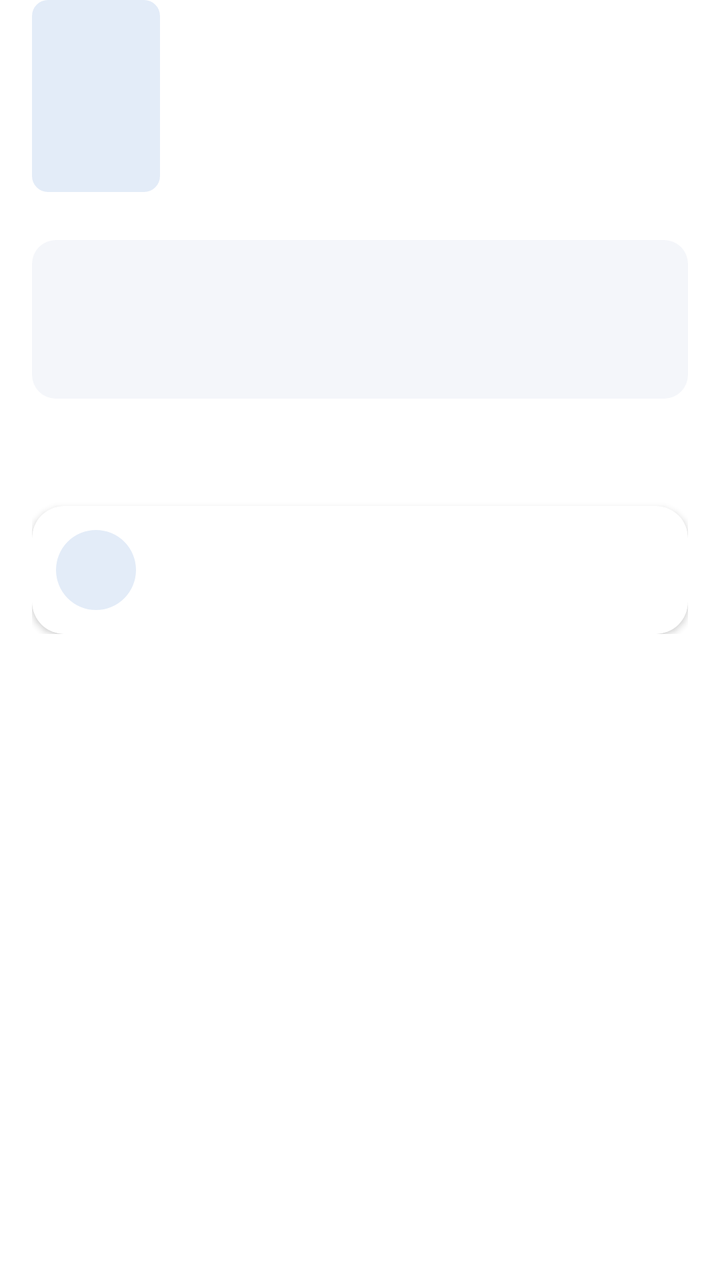
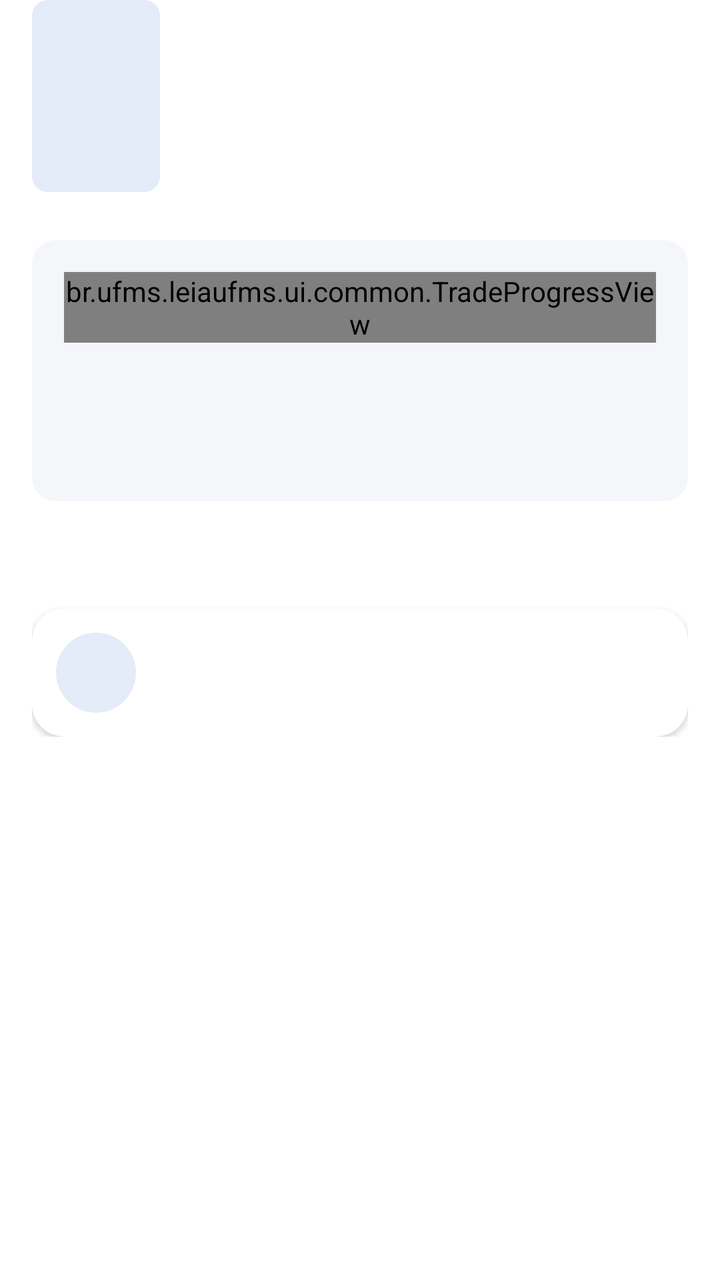

Compare the two renders of this Android layout. The source of the first and the diff that turns it into the second are given below.
<!-- AndroidManifest.xml: application theme Theme.LeiaUFMS -->
<!-- res/layout/fragment_trade_detail.xml -->
<?xml version="1.0" encoding="utf-8"?>
<ScrollView xmlns:android="http://schemas.android.com/apk/res/android"
    xmlns:app="http://schemas.android.com/apk/res-auto"
    android:layout_width="match_parent"
    android:layout_height="match_parent"
    android:defaultFocusHighlightEnabled="false">

    <LinearLayout
        android:layout_width="match_parent"
        android:layout_height="wrap_content"
        android:orientation="vertical"
        android:paddingStart="@dimen/screen_margin"
        android:paddingEnd="@dimen/screen_margin"
        android:paddingBottom="@dimen/space_xl">

        <LinearLayout
            android:id="@+id/book"
            android:layout_width="match_parent"
            android:layout_height="wrap_content"
            android:background="?attr/selectableItemBackground"
            android:clickable="true"
            android:focusable="true"
            android:orientation="horizontal">

            <include
                android:id="@+id/cover"
                layout="@layout/view_cover" />

            <LinearLayout
                android:layout_width="0dp"
                android:layout_height="wrap_content"
                android:layout_marginStart="@dimen/space_m"
                android:layout_weight="1"
                android:orientation="vertical">

                <TextView
                    android:id="@+id/title"
                    android:layout_width="match_parent"
                    android:layout_height="wrap_content"
                    android:accessibilityHeading="true"
                    android:textAppearance="@style/TextAppearance.Leia.BookTitle"
                    android:textColor="@color/leia_on_background" />

                <TextView
                    android:id="@+id/author"
                    android:layout_width="match_parent"
                    android:layout_height="wrap_content"
                    android:textAppearance="@style/TextAppearance.Leia.BodySmall"
                    android:textColor="@color/leia_on_surface_variant" />

                <TextView
                    android:id="@+id/type"
                    android:layout_width="match_parent"
                    android:layout_height="wrap_content"
                    android:layout_marginTop="@dimen/space_xs"
                    android:textAppearance="@style/TextAppearance.Leia.Label"
                    android:textColor="@color/leia_primary" />

                <TextView
                    android:id="@+id/offer"
                    android:layout_width="match_parent"
                    android:layout_height="wrap_content"
                    android:textAppearance="@style/TextAppearance.Leia.BodySmall"
                    android:textColor="@color/leia_on_background"
                    android:visibility="gone" />
            </LinearLayout>
        </LinearLayout>

        <LinearLayout
            android:id="@+id/state_box"
            android:layout_width="match_parent"
            android:layout_height="wrap_content"
            android:layout_marginTop="@dimen/space_l"
            android:accessibilityLiveRegion="polite"
            android:background="@drawable/bg_notice"
            android:focusable="true"
            android:orientation="vertical"
            android:padding="@dimen/space_m">

            <TextView
                android:id="@+id/state"
                android:layout_width="match_parent"
                android:layout_height="wrap_content"
                android:drawablePadding="@dimen/space_xs"
                android:gravity="center_vertical"
                android:textAppearance="@style/TextAppearance.Leia.Title"
                android:textColor="@color/leia_on_background" />

            <TextView
                android:id="@+id/next"
                android:layout_width="match_parent"
                android:layout_height="wrap_content"
                android:layout_marginTop="@dimen/space_xxs"
                android:textAppearance="@style/TextAppearance.Leia.Body"
                android:textColor="@color/leia_primary" />

            <TextView
                android:id="@+id/meeting"
                android:layout_width="match_parent"
                android:layout_height="wrap_content"
                android:layout_marginTop="@dimen/space_xs"
                android:drawablePadding="@dimen/space_xs"
                android:textAppearance="@style/TextAppearance.Leia.BodySmall"
                android:textColor="@color/leia_on_background"
                android:visibility="gone"
                app:drawableStartCompat="@drawable/ic_place" />

            <TextView
                android:id="@+id/reason"
                android:layout_width="match_parent"
                android:layout_height="wrap_content"
                android:layout_marginTop="@dimen/space_xs"
                android:textAppearance="@style/TextAppearance.Leia.BodySmall"
                android:textColor="@color/leia_on_surface_variant"
                android:visibility="gone" />
        </LinearLayout>

        <TextView
            android:id="@+id/credit_note"
            android:layout_width="match_parent"
            android:layout_height="wrap_content"
            android:layout_marginTop="@dimen/space_s"
            android:background="@drawable/bg_credits"
            android:padding="@dimen/space_s"
            android:textAppearance="@style/TextAppearance.Leia.BodySmall"
            android:textColor="@color/leia_on_tertiary_container"
            android:visibility="gone" />

        <TextView
            android:id="@+id/party_title"
            style="@style/Widget.Leia.SectionTitle" />

        <com.google.android.material.card.MaterialCardView
            android:id="@+id/party_card"
            android:layout_width="match_parent"
            android:layout_height="wrap_content"
            android:clickable="true"
            android:focusable="true">

            <LinearLayout
                android:layout_width="match_parent"
                android:layout_height="wrap_content"
                android:gravity="center_vertical"
                android:orientation="horizontal"
                android:padding="@dimen/space_s">

                <include
                    android:id="@+id/party_avatar"
                    layout="@layout/view_avatar"
                    android:layout_width="@dimen/avatar_small"
                    android:layout_height="@dimen/avatar_small" />

                <LinearLayout
                    android:layout_width="0dp"
                    android:layout_height="wrap_content"
                    android:layout_marginStart="@dimen/space_s"
                    android:layout_weight="1"
                    android:orientation="vertical">

                    <TextView
                        android:id="@+id/party_name"
                        android:layout_width="match_parent"
                        android:layout_height="wrap_content"
                        android:textAppearance="@style/TextAppearance.Leia.Title"
                        android:textColor="@color/leia_on_background" />

                    <TextView
                        android:id="@+id/party_meta"
                        android:layout_width="match_parent"
                        android:layout_height="wrap_content"
                        android:textAppearance="@style/TextAppearance.Leia.Caption"
                        android:textColor="@color/leia_on_surface_variant" />
                </LinearLayout>
            </LinearLayout>
        </com.google.android.material.card.MaterialCardView>

        <TextView
            android:id="@+id/rating_note"
            android:layout_width="match_parent"
            android:layout_height="wrap_content"
            android:layout_marginTop="@dimen/space_l"
            android:drawablePadding="@dimen/space_xs"
            android:gravity="center_vertical"
            android:textAppearance="@style/TextAppearance.Leia.Body"
            android:textColor="@color/leia_on_background"
            android:visibility="gone"
            app:drawableStartCompat="@drawable/ic_star" />

        <com.google.android.material.button.MaterialButton
            android:id="@+id/button_primary"
            android:layout_width="match_parent"
            android:layout_height="wrap_content"
            android:layout_marginTop="@dimen/space_l"
            android:visibility="gone" />

        <com.google.android.material.button.MaterialButton
            android:id="@+id/button_secondary"
            style="?attr/materialButtonOutlinedStyle"
            android:layout_width="match_parent"
            android:layout_height="wrap_content"
            android:layout_marginTop="@dimen/space_xs"
            android:visibility="gone" />

        <com.google.android.material.button.MaterialButton
            android:id="@+id/button_chat"
            style="@style/Widget.Leia.ListAction"
            android:layout_marginTop="@dimen/space_s"
            android:text="@string/action_open_chat"
            android:visibility="gone"
            app:icon="@drawable/ic_chat" />

        <com.google.android.material.button.MaterialButton
            android:id="@+id/button_dispute"
            style="@style/Widget.Leia.ListAction"
            android:visibility="gone"
            app:icon="@drawable/ic_gavel" />

        <com.google.android.material.button.MaterialButton
            android:id="@+id/button_cancel"
            style="@style/Widget.Leia.ListAction"
            android:text="@string/action_cancel_request"
            android:textColor="@color/leia_error"
            android:visibility="gone"
            app:icon="@drawable/ic_close"
            app:iconTint="@color/leia_error" />
    </LinearLayout>
</ScrollView>
<!-- res/layout/view_cover.xml (included above) -->
<?xml version="1.0" encoding="utf-8"?>
<FrameLayout xmlns:android="http://schemas.android.com/apk/res/android"
    xmlns:app="http://schemas.android.com/apk/res-auto"
    android:id="@+id/cover"
    android:layout_width="@dimen/cover_width"
    android:layout_height="@dimen/cover_height"
    android:importantForAccessibility="noHideDescendants">

    <com.google.android.material.imageview.ShapeableImageView
        android:id="@+id/cover_image"
        android:layout_width="match_parent"
        android:layout_height="match_parent"
        android:background="@color/leia_primary_container"
        android:scaleType="centerCrop"
        app:shapeAppearanceOverlay="@style/ShapeAppearance.Leia.Small" />

    <TextView
        android:id="@+id/cover_text"
        android:layout_width="match_parent"
        android:layout_height="match_parent"
        android:gravity="center"
        android:padding="@dimen/space_xxs"
        android:textAppearance="@style/TextAppearance.Leia.BookTitle"
        android:textColor="@color/leia_on_primary_container" />
</FrameLayout>
<!-- res/layout/view_avatar.xml (included above) -->
<?xml version="1.0" encoding="utf-8"?>
<FrameLayout xmlns:android="http://schemas.android.com/apk/res/android"
    xmlns:app="http://schemas.android.com/apk/res-auto"
    android:id="@+id/avatar"
    android:layout_width="@dimen/avatar_large"
    android:layout_height="@dimen/avatar_large">

    <com.google.android.material.imageview.ShapeableImageView
        android:id="@+id/avatar_image"
        android:layout_width="match_parent"
        android:layout_height="match_parent"
        android:background="@color/leia_primary_container"
        android:scaleType="centerCrop"
        app:shapeAppearanceOverlay="@style/ShapeAppearance.Leia.Circle" />

    <TextView
        android:id="@+id/avatar_initials"
        android:layout_width="match_parent"
        android:layout_height="match_parent"
        android:gravity="center"
        android:importantForAccessibility="no"
        android:textAppearance="@style/TextAppearance.Leia.Display"
        android:textColor="@color/leia_on_primary_container" />
</FrameLayout>
<!-- resources referenced by this layout -->
<resources>
  <color name="leia_error">#B42318</color>
  <color name="leia_on_background">#111827</color>
  <color name="leia_on_primary_container">#0D2A4D</color>
  <color name="leia_on_surface_variant">#4B5563</color>
  <color name="leia_on_tertiary_container">#3D2A08</color>
  <color name="leia_primary">#1B4F8F</color>
  <color name="leia_primary_container">#E3ECF8</color>
  <dimen name="avatar_large">96dp</dimen>
  <dimen name="avatar_small">40dp</dimen>
  <dimen name="cover_height">96dp</dimen>
  <dimen name="cover_width">64dp</dimen>
  <dimen name="screen_margin">16dp</dimen>
  <dimen name="space_l">24dp</dimen>
  <dimen name="space_m">16dp</dimen>
  <dimen name="space_s">12dp</dimen>
  <dimen name="space_xl">32dp</dimen>
  <dimen name="space_xs">8dp</dimen>
  <dimen name="space_xxs">4dp</dimen>
  <string name="action_cancel_request">Cancelar pedido</string>
  <string name="action_open_chat">Abrir chat</string>
  <style name="ShapeAppearance.Leia.Circle" parent="">
          <item name="cornerFamily">rounded</item>
          <item name="cornerSize">50%</item>
      </style>
  <style name="ShapeAppearance.Leia.Small" parent="ShapeAppearance.Material3.Corner.Small">
          <item name="cornerFamily">rounded</item>
          <item name="cornerSize">@dimen/radius_s</item>
      </style>
  <style name="Theme.LeiaUFMS" parent="Base.Theme.LeiaUFMS" />
  <color name="leia_tertiary_container">#FDF0D5</color>
  <dimen name="radius_l">16dp</dimen>
  <color name="leia_surface_container">#F4F6FA</color>
  <dimen name="radius_m">12dp</dimen>
  <dimen name="radius_s">8dp</dimen>
  <dimen name="touch_target">48dp</dimen>
  <color name="leia_on_primary">#FFFFFF</color>
  <color name="leia_tertiary">#8A5A12</color>
  <color name="leia_on_tertiary">#FFFFFF</color>
  <color name="leia_on_error">#FFFFFF</color>
  <color name="leia_error_container">#FDE3E1</color>
  <color name="leia_on_error_container">#5A0E09</color>
  <color name="leia_background">#FFFFFF</color>
  <color name="leia_surface">#FFFFFF</color>
  <color name="leia_outline">#8A93A1</color>
  <color name="leia_inverse_primary">#8DB8F2</color>
  <color name="leia_outline_variant">#E5E7EB</color>
  <style name="ShapeAppearance.Leia.Medium" parent="ShapeAppearance.Material3.Corner.Medium">
          <item name="cornerFamily">rounded</item>
          <item name="cornerSize">@dimen/radius_m</item>
      </style>
  <style name="ShapeAppearance.Leia.Large" parent="ShapeAppearance.Material3.Corner.Large">
          <item name="cornerFamily">rounded</item>
          <item name="cornerSize">@dimen/radius_l</item>
      </style>
  <style name="Widget.Leia.Button.Text" parent="Widget.Material3.Button.TextButton">
          <item name="android:minHeight">@dimen/touch_target</item>
          <item name="android:textAppearance">@style/TextAppearance.Leia.Label</item>
      </style>
  <style name="Widget.Leia.Chip" parent="Widget.Material3.Chip.Filter">
          <item name="chipMinTouchTargetSize">@dimen/touch_target</item>
      </style>
  <style name="Widget.Leia.BottomNavigation" parent="Widget.Material3.BottomNavigationView">
          <item name="backgroundTint">@color/leia_surface</item>
          <item name="labelVisibilityMode">labeled</item>
      </style>
  <style name="Widget.Leia.Toolbar" parent="Widget.Material3.Toolbar">
          <item name="titleTextAppearance">@style/TextAppearance.Leia.Headline</item>
          <item name="android:background">@color/leia_background</item>
      </style>
  <dimen name="button_height">52dp</dimen>
  <dimen name="radius_button">12dp</dimen>
  <dimen name="elevation_card">2dp</dimen>
  <style name="MaterialAlertDialog.Leia" parent="MaterialAlertDialog.Material3">
          <item name="backgroundTint">@color/leia_surface</item>
          <item name="shapeAppearance">@style/ShapeAppearance.Leia.Large</item>
      </style>
  <!-- unchanged entries left out for length: 24 -->
</resources>

<!-- the commit's change to res/layout/fragment_trade_detail.xml (unified diff, before → after) -->
@@ -76,6 +76,12 @@
             android:focusable="true"
             android:orientation="vertical"
             android:padding="@dimen/space_m">
+
+            <br.ufms.leiaufms.ui.common.TradeProgressView
+                android:id="@+id/progress"
+                android:layout_width="match_parent"
+                android:layout_height="wrap_content"
+                android:layout_marginBottom="@dimen/space_m" />
 
             <TextView
                 android:id="@+id/state"
